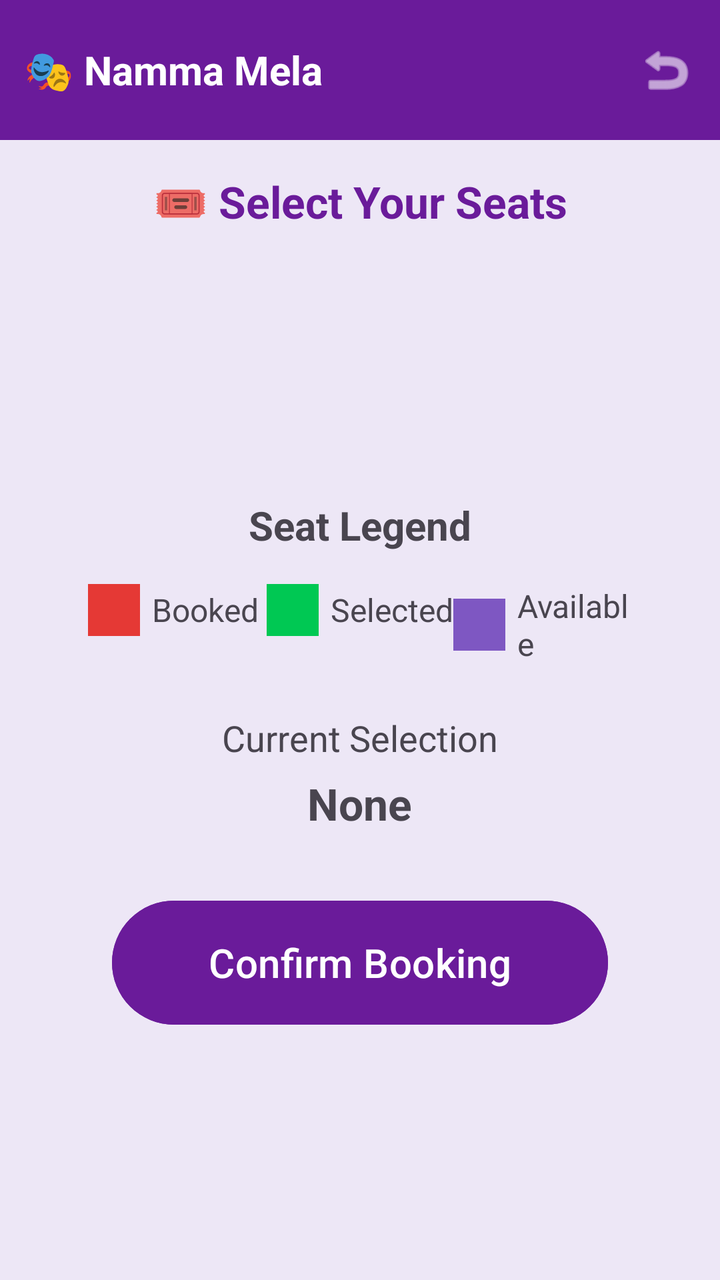
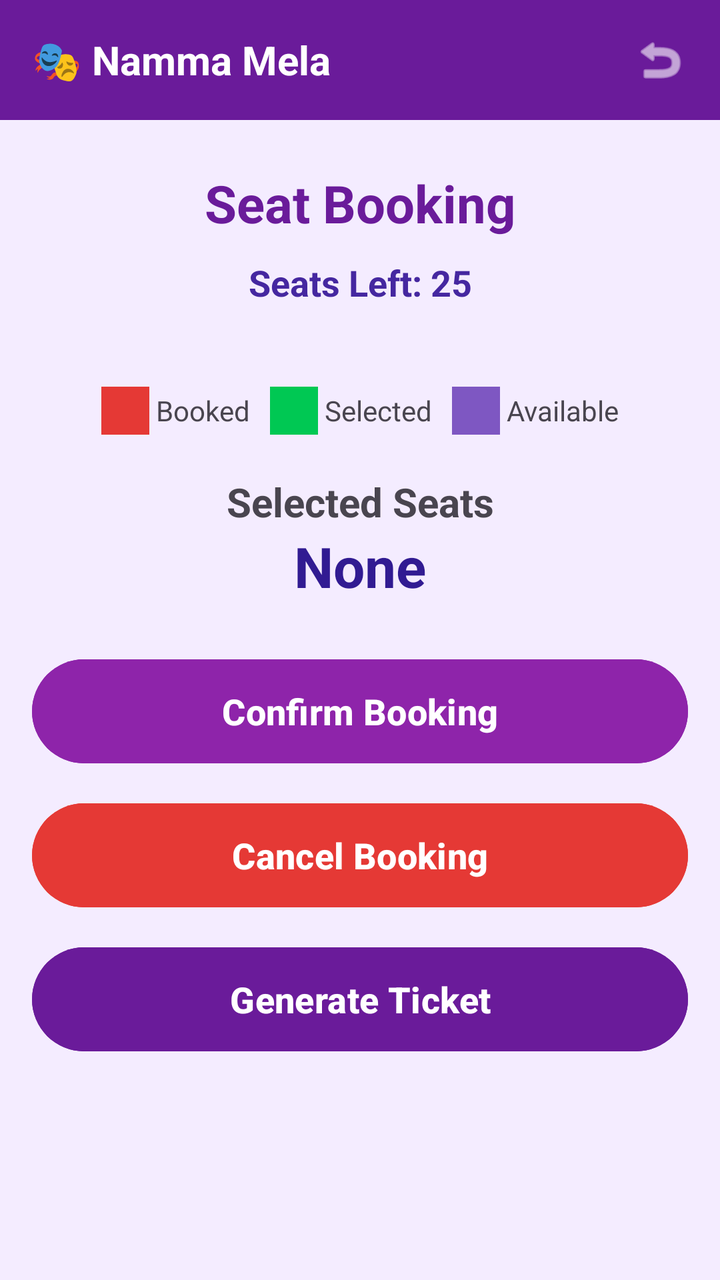

Compare the two renders of this Android layout. The source of the first and the diff that turns it into the second are given below.
<!-- AndroidManifest.xml: application theme Theme.NammaMela -->
<!-- res/layout/activity_seat_booking.xml -->
<?xml version="1.0" encoding="utf-8"?>
<LinearLayout xmlns:android="http://schemas.android.com/apk/res/android"
    android:layout_width="match_parent"
    android:layout_height="match_parent"
    android:orientation="vertical"
    android:background="#EDE7F6">

    
    <RelativeLayout
        android:layout_width="match_parent"
        android:layout_height="70dp"
        android:background="#6A1B9A"
        android:padding="12dp">

        <TextView
            android:layout_width="wrap_content"
            android:layout_height="wrap_content"
            android:text="🎭 Namma Mela"
            android:textColor="@android:color/white"
            android:textSize="20sp"
            android:textStyle="bold"
            android:layout_centerVertical="true"/>

        <ImageView
            android:id="@+id/backBtn"
            android:layout_width="30dp"
            android:layout_height="30dp"
            android:src="@android:drawable/ic_menu_revert"
            android:tint="@android:color/white"
            android:layout_alignParentEnd="true"
            android:layout_centerVertical="true"/>
    </RelativeLayout>

    
    <LinearLayout
        android:layout_width="match_parent"
        android:layout_height="match_parent"
        android:orientation="vertical"
        android:padding="16dp">

        
        <TextView
            android:layout_width="match_parent"
            android:layout_height="wrap_content"
            android:text="🎟 Select Your Seats"
            android:textColor="#6A1B9A"
            android:textSize="22sp"
            android:textStyle="bold"
            android:gravity="center"
            android:layout_marginBottom="16dp"/>

        
        <GridLayout
            android:id="@+id/seatGrid"
            android:layout_width="match_parent"
            android:layout_height="wrap_content"
            android:columnCount="5"
            android:layout_marginBottom="10dp"/>

        
        <LinearLayout
            android:layout_width="match_parent"
            android:layout_height="0dp"
            android:layout_weight="1"
            android:orientation="vertical"
            android:gravity="center"
            android:padding="24dp">

            
            <TextView
                android:layout_width="wrap_content"
                android:layout_height="wrap_content"
                android:text="Seat Legend"
                android:textSize="20sp"
                android:textStyle="bold"/>

            
            <LinearLayout
                android:layout_width="match_parent"
                android:layout_height="wrap_content"
                android:orientation="horizontal"
                android:layout_marginTop="16dp"
                android:weightSum="3">

                
                <LinearLayout
                    android:layout_width="0dp"
                    android:layout_height="wrap_content"
                    android:layout_weight="1"
                    android:orientation="horizontal"
                    android:gravity="center">

                    <View
                        android:layout_width="26dp"
                        android:layout_height="26dp"
                        android:background="#E53935"/>

                    <TextView
                        android:layout_width="wrap_content"
                        android:layout_height="wrap_content"
                        android:text="Booked"
                        android:textSize="16sp"
                        android:layout_marginStart="6dp"/>
                </LinearLayout>

                
                <LinearLayout
                    android:layout_width="0dp"
                    android:layout_height="wrap_content"
                    android:layout_weight="1"
                    android:orientation="horizontal"
                    android:gravity="center">

                    <View
                        android:layout_width="26dp"
                        android:layout_height="26dp"
                        android:background="#00C853"/>

                    <TextView
                        android:layout_width="wrap_content"
                        android:layout_height="wrap_content"
                        android:text="Selected"
                        android:textSize="16sp"
                        android:layout_marginStart="6dp"/>
                </LinearLayout>

                
                <LinearLayout
                    android:layout_width="0dp"
                    android:layout_height="wrap_content"
                    android:layout_weight="1"
                    android:orientation="horizontal"
                    android:gravity="center">

                    <View
                        android:layout_width="26dp"
                        android:layout_height="26dp"
                        android:background="#7E57C2"/>

                    <TextView
                        android:layout_width="wrap_content"
                        android:layout_height="wrap_content"
                        android:text="Available"
                        android:textSize="16sp"
                        android:layout_marginStart="6dp"/>
                </LinearLayout>

            </LinearLayout>

            
            <TextView
                android:layout_width="wrap_content"
                android:layout_height="wrap_content"
                android:text="Current Selection"
                android:textSize="18sp"
                android:layout_marginTop="24dp"/>

            <TextView
                android:id="@+id/tvSelectedSeats"
                android:layout_width="wrap_content"
                android:layout_height="wrap_content"
                android:text="None"
                android:textSize="22sp"
                android:textStyle="bold"
                android:layout_marginTop="6dp"/>

            
            <Button
                android:id="@+id/btnConfirm"
                android:layout_width="match_parent"
                android:layout_height="70dp"
                android:text="Confirm Booking"
                android:textSize="20sp"
                android:textColor="@android:color/white"
                android:layout_marginTop="30dp"
                android:layout_marginStart="16dp"
                android:layout_marginEnd="16dp"
                android:backgroundTint="#6A1B9A"/>

            <Button
                android:id="@+id/generateTicketBtn"
                android:layout_width="match_parent"
                android:layout_height="wrap_content"
                android:text="🎟 Generate Ticket"
                android:visibility="gone"
                android:layout_marginTop="10dp"/>


        </LinearLayout>

    </LinearLayout>

</LinearLayout>
<!-- resources referenced by this layout -->
<resources>
  <style name="Theme.NammaMela" parent="Base.Theme.NammaMela" />
  <style name="Base.Theme.NammaMela" parent="Theme.Material3.DayNight.NoActionBar">
          
          
      </style>
</resources>

<!-- the commit's change to res/layout/activity_seat_booking.xml (unified diff, before → after) -->
@@ -1,193 +1,178 @@
 <?xml version="1.0" encoding="utf-8"?>
-<LinearLayout xmlns:android="http://schemas.android.com/apk/res/android"
+<ScrollView xmlns:android="http://schemas.android.com/apk/res/android"
     android:layout_width="match_parent"
     android:layout_height="match_parent"
-    android:orientation="vertical"
-    android:background="#EDE7F6">
+    android:fillViewport="true"
+    android:background="#F4ECFF">
 
-    
-    <RelativeLayout
-        android:layout_width="match_parent"
-        android:layout_height="70dp"
-        android:background="#6A1B9A"
-        android:padding="12dp">
-
-        <TextView
-            android:layout_width="wrap_content"
-            android:layout_height="wrap_content"
-            android:text="🎭 Namma Mela"
-            android:textColor="@android:color/white"
-            android:textSize="20sp"
-            android:textStyle="bold"
-            android:layout_centerVertical="true"/>
-
-        <ImageView
-            android:id="@+id/backBtn"
-            android:layout_width="30dp"
-            android:layout_height="30dp"
-            android:src="@android:drawable/ic_menu_revert"
-            android:tint="@android:color/white"
-            android:layout_alignParentEnd="true"
-            android:layout_centerVertical="true"/>
-    </RelativeLayout>
-
-    
     <LinearLayout
         android:layout_width="match_parent"
-        android:layout_height="match_parent"
-        android:orientation="vertical"
-        android:padding="16dp">
-
-        
-        <TextView
-            android:layout_width="match_parent"
-            android:layout_height="wrap_content"
-            android:text="🎟 Select Your Seats"
-            android:textColor="#6A1B9A"
-            android:textSize="22sp"
-            android:textStyle="bold"
-            android:gravity="center"
-            android:layout_marginBottom="16dp"/>
-
-        
-        <GridLayout
-            android:id="@+id/seatGrid"
-            android:layout_width="match_parent"
-            android:layout_height="wrap_content"
-            android:columnCount="5"
-            android:layout_marginBottom="10dp"/>
+        android:layout_height="wrap_content"
+        android:orientation="vertical">
 
         
         <LinearLayout
             android:layout_width="match_parent"
-            android:layout_height="0dp"
-            android:layout_weight="1"
+            android:layout_height="60dp"
+            android:background="#6A1B9A"
+            android:gravity="center_vertical"
+            android:orientation="horizontal"
+            android:paddingStart="16dp"
+            android:paddingEnd="16dp">
+
+            <TextView
+                android:layout_width="0dp"
+                android:layout_height="wrap_content"
+                android:layout_weight="1"
+                android:text="🎭 Namma Mela"
+                android:textColor="#FFFFFF"
+                android:textSize="20sp"
+                android:textStyle="bold"/>
+
+            <ImageView
+                android:id="@+id/backBtn"
+                android:layout_width="28dp"
+                android:layout_height="28dp"
+                android:src="@android:drawable/ic_menu_revert"
+                android:tint="#FFFFFF"/>
+        </LinearLayout>
+
+        
+        <LinearLayout
+            android:layout_width="match_parent"
+            android:layout_height="wrap_content"
             android:orientation="vertical"
-            android:gravity="center"
-            android:padding="24dp">
+            android:padding="16dp">
+
+            <TextView
+                android:layout_width="match_parent"
+                android:layout_height="wrap_content"
+                android:text="Seat Booking"
+                android:textSize="26sp"
+                android:textStyle="bold"
+                android:textColor="#6A1B9A"
+                android:gravity="center"
+                android:layout_marginTop="8dp"/>
+
+            <TextView
+                android:id="@+id/tvSeatsLeft"
+                android:layout_width="match_parent"
+                android:layout_height="wrap_content"
+                android:text="Seats Left: 25"
+                android:textSize="18sp"
+                android:textStyle="bold"
+                android:textColor="#4527A0"
+                android:gravity="center"
+                android:layout_marginTop="10dp"
+                android:layout_marginBottom="20dp"/>
 
             
-            <TextView
-                android:layout_width="wrap_content"
+            <GridLayout
+                android:id="@+id/seatGrid"
+                android:layout_width="match_parent"
                 android:layout_height="wrap_content"
-                android:text="Seat Legend"
-                android:textSize="20sp"
-                android:textStyle="bold"/>
+                android:columnCount="5"
+                android:rowCount="5"
+                android:layout_marginBottom="20dp"/>
 
             
             <LinearLayout
                 android:layout_width="match_parent"
                 android:layout_height="wrap_content"
                 android:orientation="horizontal"
-                android:layout_marginTop="16dp"
-                android:weightSum="3">
+                android:gravity="center"
+                android:layout_marginBottom="20dp">
 
-                
-                <LinearLayout
-                    android:layout_width="0dp"
+                <TextView
+                    android:layout_width="24dp"
+                    android:layout_height="24dp"
+                    android:background="#E53935"/>
+
+                <TextView
+                    android:layout_width="wrap_content"
                     android:layout_height="wrap_content"
-                    android:layout_weight="1"
-                    android:orientation="horizontal"
-                    android:gravity="center">
+                    android:text=" Booked   "
+                    android:textSize="14sp"/>
 
-                    <View
-                        android:layout_width="26dp"
-                        android:layout_height="26dp"
-                        android:background="#E53935"/>
+                <TextView
+                    android:layout_width="24dp"
+                    android:layout_height="24dp"
+                    android:background="#00C853"/>
 
-                    <TextView
-                        android:layout_width="wrap_content"
-                        android:layout_height="wrap_content"
-                        android:text="Booked"
-                        android:textSize="16sp"
-                        android:layout_marginStart="6dp"/>
-                </LinearLayout>
+                <TextView
+                    android:layout_width="wrap_content"
+                    android:layout_height="wrap_content"
+                    android:text=" Selected   "
+                    android:textSize="14sp"/>
 
-                
-                <LinearLayout
-                    android:layout_width="0dp"
+                <TextView
+                    android:layout_width="24dp"
+                    android:layout_height="24dp"
+                    android:background="#7E57C2"/>
+
+                <TextView
+                    android:layout_width="wrap_content"
                     android:layout_height="wrap_content"
-                    android:layout_weight="1"
-                    android:orientation="horizontal"
-                    android:gravity="center">
-
-                    <View
-                        android:layout_width="26dp"
-                        android:layout_height="26dp"
-                        android:background="#00C853"/>
-
-                    <TextView
-                        android:layout_width="wrap_content"
-                        android:layout_height="wrap_content"
-                        android:text="Selected"
-                        android:textSize="16sp"
-                        android:layout_marginStart="6dp"/>
-                </LinearLayout>
-
-                
-                <LinearLayout
-                    android:layout_width="0dp"
-                    android:layout_height="wrap_content"
-                    android:layout_weight="1"
-                    android:orientation="horizontal"
-                    android:gravity="center">
-
-                    <View
-                        android:layout_width="26dp"
-                        android:layout_height="26dp"
-                        android:background="#7E57C2"/>
-
-                    <TextView
-                        android:layout_width="wrap_content"
-                        android:layout_height="wrap_content"
-                        android:text="Available"
-                        android:textSize="16sp"
-                        android:layout_marginStart="6dp"/>
-                </LinearLayout>
-
+                    android:text=" Available"
+                    android:textSize="14sp"/>
             </LinearLayout>
 
-            
             <TextView
-                android:layout_width="wrap_content"
+                android:layout_width="match_parent"
                 android:layout_height="wrap_content"
-                android:text="Current Selection"
-                android:textSize="18sp"
-                android:layout_marginTop="24dp"/>
+                android:text="Selected Seats"
+                android:textSize="20sp"
+                android:textStyle="bold"
+                android:gravity="center"/>
 
             <TextView
                 android:id="@+id/tvSelectedSeats"
-                android:layout_width="wrap_content"
+                android:layout_width="match_parent"
                 android:layout_height="wrap_content"
                 android:text="None"
-                android:textSize="22sp"
+                android:textSize="28sp"
                 android:textStyle="bold"
-                android:layout_marginTop="6dp"/>
+                android:textColor="#311B92"
+                android:gravity="center"
+                android:layout_marginBottom="24dp"/>
 
             
             <Button
                 android:id="@+id/btnConfirm"
                 android:layout_width="match_parent"
-                android:layout_height="70dp"
+                android:layout_height="60dp"
                 android:text="Confirm Booking"
-                android:textSize="20sp"
-                android:textColor="@android:color/white"
-                android:layout_marginTop="30dp"
-                android:layout_marginStart="16dp"
-                android:layout_marginEnd="16dp"
-                android:backgroundTint="#6A1B9A"/>
+                android:textSize="18sp"
+                android:textStyle="bold"
+                android:textColor="#FFFFFF"
+                android:backgroundTint="#8E24AA"
+                android:layout_marginBottom="12dp"/>
 
+            
+            <Button
+                android:id="@+id/btnCancel"
+                android:layout_width="match_parent"
+                android:layout_height="60dp"
+                android:text="Cancel Booking"
+                android:textSize="18sp"
+                android:textStyle="bold"
+                android:textColor="#FFFFFF"
+                android:backgroundTint="#E53935"
+                android:layout_marginBottom="12dp"/>
+
+            
             <Button
                 android:id="@+id/generateTicketBtn"
                 android:layout_width="match_parent"
-                android:layout_height="wrap_content"
-                android:text="🎟 Generate Ticket"
-                android:visibility="gone"
-                android:layout_marginTop="10dp"/>
-
+                android:layout_height="60dp"
+                android:text="Generate Ticket"
+                android:textSize="18sp"
+                android:textStyle="bold"
+                android:textColor="#FFFFFF"
+                android:backgroundTint="#6A1B9A"/>
 
         </LinearLayout>
 
     </LinearLayout>
 
-</LinearLayout>
+</ScrollView>
